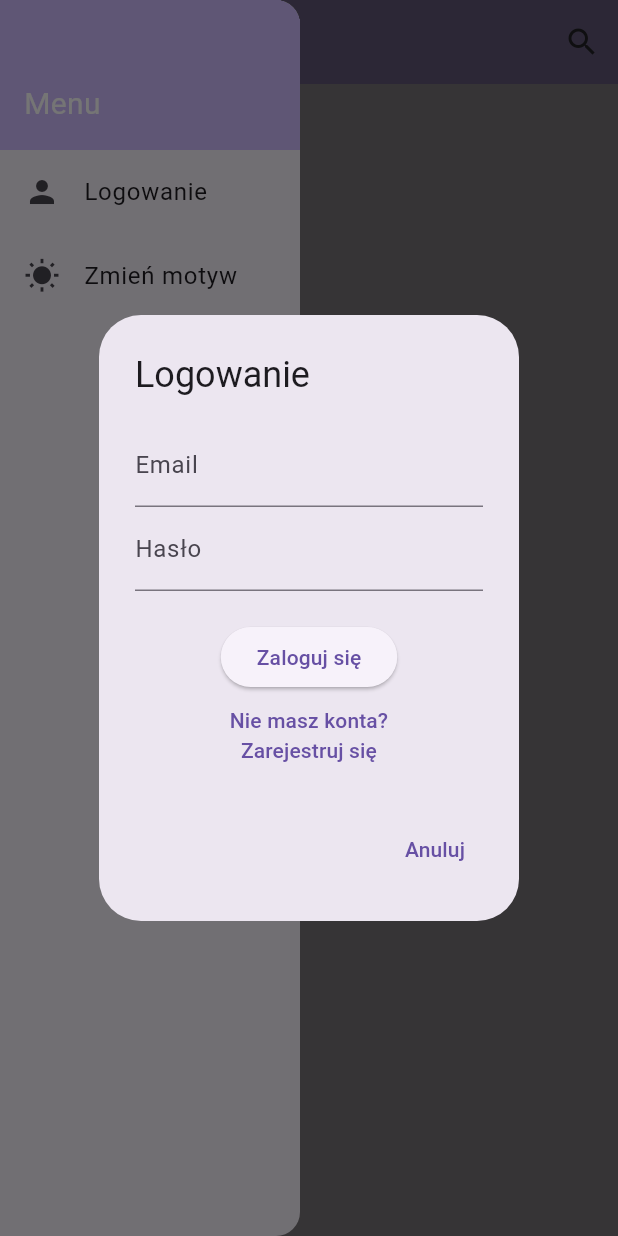
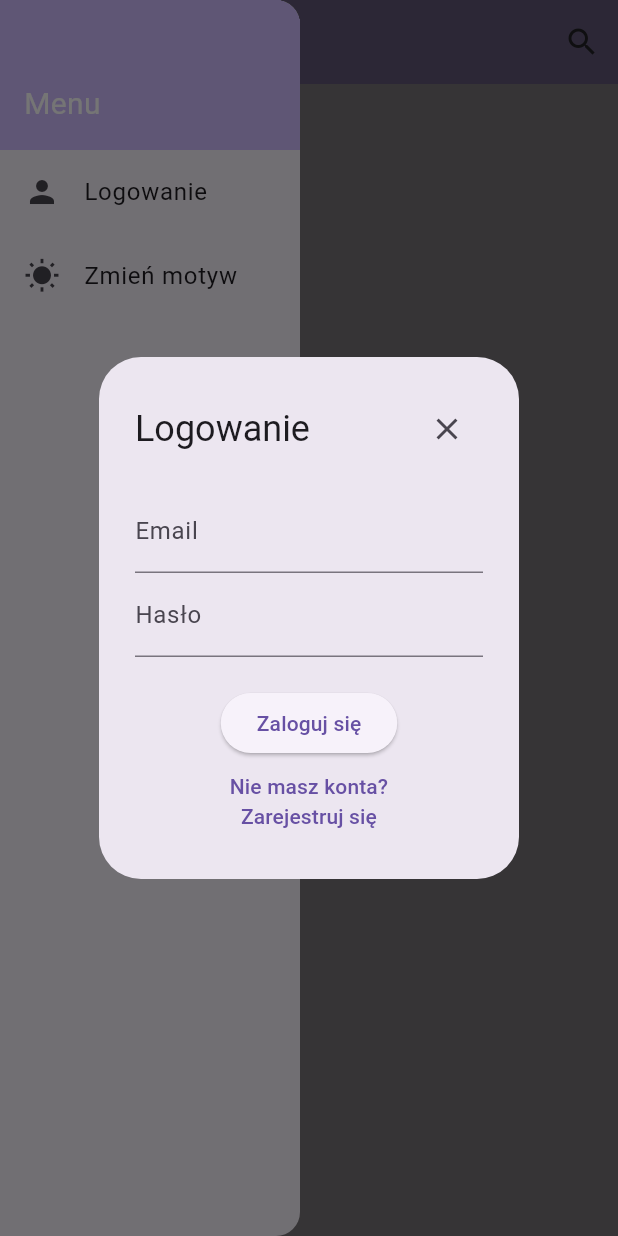
Before and after one commit to AleksandraKozubal/KULA-Mobile, a Flutter app: the screen it shows after launch, in the side drawer, after a tap on "Logowanie", on a phone screen of 412 x 824 dp. Run offline on Flutter 3.47's test engine with Material 3 defaults, Android fonts, the phone set to English and light mode, and no system bars; our stand-ins replace flutter_dotenv, flutter_rating_bar, get, shared_preferences; missing offline and left inert: social_media_buttons; accounts and stored records are empty; project files that could hold a hidden picture were left out.

Commit message:
delete anuluj button - replace with X button.

```diff
--- a/lib/Widgets/user_login_register_widget.dart
+++ b/lib/Widgets/user_login_register_widget.dart
@@ -92,7 +92,18 @@ class UserLoginRegisterWidgetState extends State<UserLoginRegisterWidget> {
   @override
   Widget build(BuildContext context) {
     return AlertDialog(
-      title: Text(_isLogin ? 'Logowanie' : 'Rejestracja'),
+      title: Row(
+        mainAxisAlignment: MainAxisAlignment.spaceBetween,
+        children: [
+          Text(_isLogin ? 'Logowanie' : 'Rejestracja'),
+          IconButton(
+            icon: const Icon(Icons.close),
+            onPressed: () {
+              Navigator.of(context).pop();
+            },
+          ),
+        ],
+      ),
       content: SingleChildScrollView(
         child: Column(
           mainAxisSize: MainAxisSize.min,
@@ -142,14 +153,6 @@ class UserLoginRegisterWidgetState extends State<UserLoginRegisterWidget> {
           ],
         ),
       ),
-      actions: <Widget>[
-        TextButton(
-          onPressed: () {
-            Navigator.of(context).pop();
-          },
-          child: const Text('Anuluj'),
-        ),
-      ],
     );
   }
 }
```
